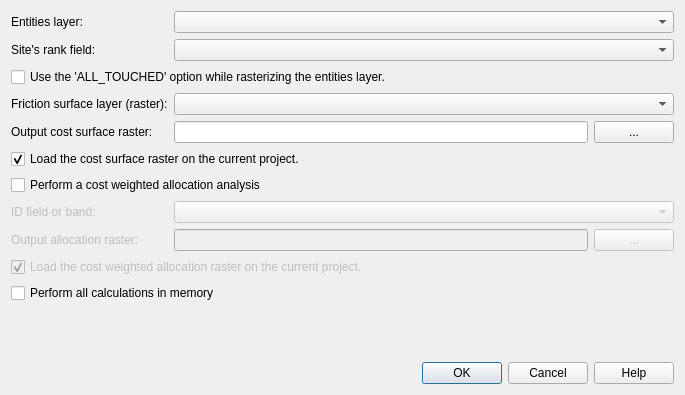
First picture: the form in UnibasCostSurface/ui_unibascostsurface.ui, repository diegognesi/unibascost, before the edit.
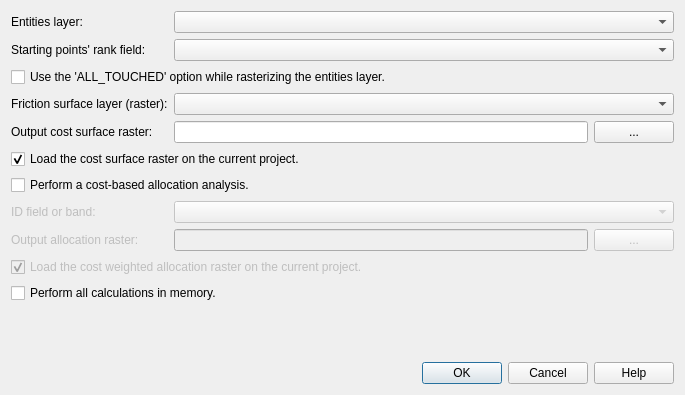
Second picture: the form after the edit.

Diff of the .ui file:
```diff
--- a/UnibasCostSurface/ui_unibascostsurface.ui
+++ b/UnibasCostSurface/ui_unibascostsurface.ui
@@ -46,7 +46,7 @@
    <item row="15" column="0" colspan="2">
     <widget class="QCheckBox" name="chkAllocate">
      <property name="text">
-      <string>Perform a cost weighted allocation analysis</string>
+      <string>Perform a cost-based allocation analysis.</string>
      </property>
     </widget>
    </item>
@@ -210,7 +210,7 @@
    <item row="20" column="0" colspan="2">
     <widget class="QCheckBox" name="chkUseMemory">
      <property name="text">
-      <string>Perform all calculations in memory </string>
+      <string>Perform all calculations in memory.</string>
      </property>
     </widget>
    </item>
@@ -220,7 +220,7 @@
       <bool>true</bool>
      </property>
      <property name="text">
-      <string>Site's rank field:</string>
+      <string>Starting points' rank field:</string>
      </property>
      <property name="buddy">
       <cstring>cmbEntitiesMultipliers</cstring>
```
